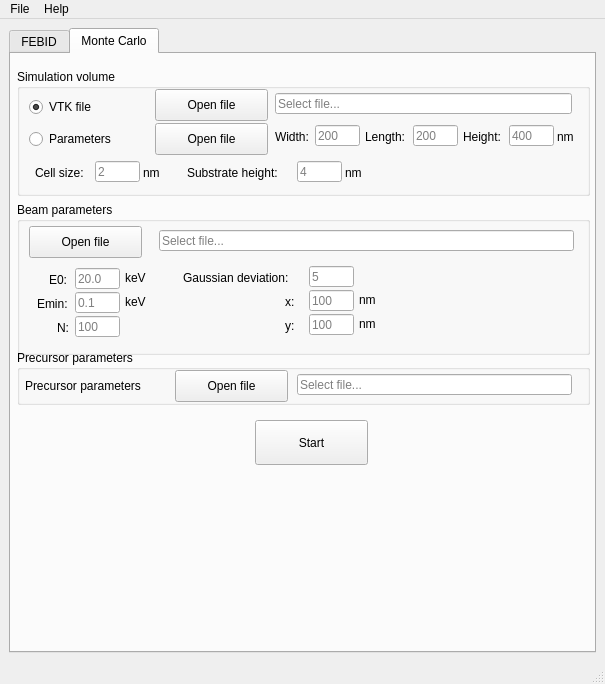
Above: febid/ui/main_window.ui from MrCheatak/FEBID_py before the change. Below: the same form after it.
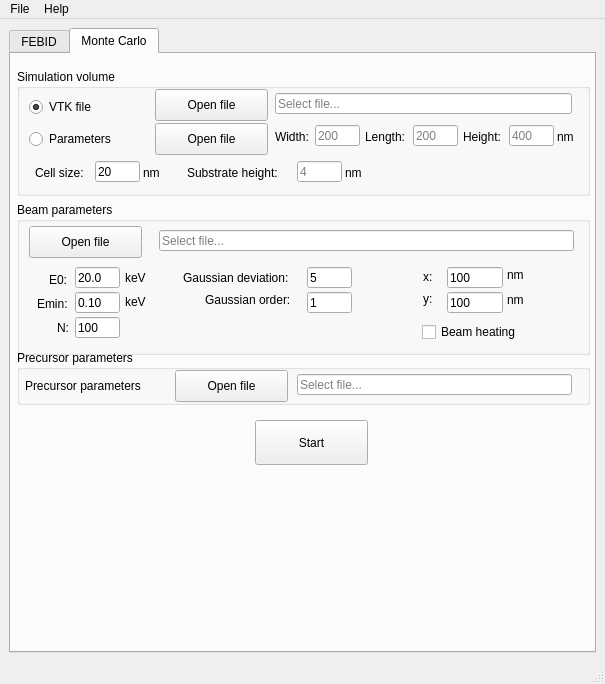
That is the form after the change. The open tabs and pages were chosen to show the change.

Commit message: Monte Carlo tab update:  - Set up 'Monte Carlo' tab: it allows performing a static electron beam scattering simulation.  It shows primary electron trajectories, secondary electron sources, surface secondary electron flux and volumetric heat sources distribution.  Beam position, embedded into vtk-files produced by the FEBID simulation, is read and allows to inspect electron beam – matter interaction at the deposition stage, depicted by the vtk-file.

```diff
--- a/febid/ui/main_window.ui
+++ b/febid/ui/main_window.ui
@@ -20,7 +20,7 @@
       <property name="currentIndex">
        <number>0</number>
       </property>
-      <widget class="QWidget" name="tab">
+      <widget class="QWidget" name="tab_febid">
        <attribute name="title">
         <string>FEBID</string>
        </attribute>
@@ -1037,14 +1037,14 @@
          </rect>
         </property>
         <property name="text">
-         <string>Load_last session</string>
+         <string>Load last session</string>
         </property>
         <property name="checked">
          <bool>false</bool>
         </property>
        </widget>
       </widget>
-      <widget class="QWidget" name="tab_2">
+      <widget class="QWidget" name="tab_mc">
        <attribute name="title">
         <string>Monte Carlo</string>
        </attribute>
@@ -1266,7 +1266,7 @@
           <string/>
          </property>
          <property name="text">
-          <string/>
+          <string>20</string>
          </property>
          <property name="maxLength">
           <number>4</number>
@@ -1359,10 +1359,10 @@
           <string/>
          </property>
          <property name="text">
-          <string/>
+          <string>0.10</string>
          </property>
          <property name="maxLength">
-          <number>3</number>
+          <number>4</number>
          </property>
          <property name="placeholderText">
           <string>0.1</string>
@@ -1385,7 +1385,7 @@
          <property name="geometry">
           <rect>
            <x>58</x>
-           <y>66</y>
+           <y>65</y>
            <width>45</width>
            <height>21</height>
           </rect>
@@ -1394,7 +1394,7 @@
           <string/>
          </property>
          <property name="text">
-          <string/>
+          <string>20.0</string>
          </property>
          <property name="maxLength">
           <number>4</number>
@@ -1416,7 +1416,7 @@
           <string>Emin:</string>
          </property>
         </widget>
-        <widget class="QLineEdit" name="beam_parameters_filename_display_mc">
+        <widget class="QLineEdit" name="settings_filename_display_mc">
          <property name="geometry">
           <rect>
            <x>142</x>
@@ -1449,7 +1449,7 @@
          <property name="geometry">
           <rect>
            <x>58</x>
-           <y>114</y>
+           <y>115</y>
            <width>45</width>
            <height>21</height>
           </rect>
@@ -1458,7 +1458,7 @@
           <string/>
          </property>
          <property name="text">
-          <string/>
+          <string>100</string>
          </property>
          <property name="maxLength">
           <number>4</number>
@@ -1483,8 +1483,8 @@
         <widget class="QLineEdit" name="gauss_dev">
          <property name="geometry">
           <rect>
-           <x>292</x>
-           <y>64</y>
+           <x>290</x>
+           <y>65</y>
            <width>45</width>
            <height>21</height>
           </rect>
@@ -1493,7 +1493,7 @@
           <string/>
          </property>
          <property name="text">
-          <string/>
+          <string>5</string>
          </property>
          <property name="maxLength">
           <number>4</number>
@@ -1518,9 +1518,9 @@
         <widget class="QLineEdit" name="x_pos">
          <property name="geometry">
           <rect>
-           <x>292</x>
-           <y>88</y>
-           <width>45</width>
+           <x>430</x>
+           <y>65</y>
+           <width>56</width>
            <height>21</height>
           </rect>
          </property>
@@ -1528,7 +1528,7 @@
           <string/>
          </property>
          <property name="text">
-          <string/>
+          <string>100</string>
          </property>
          <property name="maxLength">
           <number>4</number>
@@ -1540,8 +1540,8 @@
         <widget class="QLabel" name="label_23">
          <property name="geometry">
           <rect>
-           <x>268</x>
-           <y>92</y>
+           <x>406</x>
+           <y>67</y>
            <width>21</width>
            <height>16</height>
           </rect>
@@ -1553,9 +1553,9 @@
         <widget class="QLineEdit" name="y_pos">
          <property name="geometry">
           <rect>
-           <x>292</x>
-           <y>112</y>
-           <width>45</width>
+           <x>430</x>
+           <y>90</y>
+           <width>56</width>
            <height>21</height>
           </rect>
          </property>
@@ -1563,7 +1563,7 @@
           <string/>
          </property>
          <property name="text">
-          <string/>
+          <string>100</string>
          </property>
          <property name="maxLength">
           <number>4</number>
@@ -1575,8 +1575,8 @@
         <widget class="QLabel" name="label_25">
          <property name="geometry">
           <rect>
-           <x>268</x>
-           <y>116</y>
+           <x>406</x>
+           <y>89</y>
            <width>21</width>
            <height>16</height>
           </rect>
@@ -1614,8 +1614,8 @@
         <widget class="QLabel" name="label_28">
          <property name="geometry">
           <rect>
-           <x>342</x>
-           <y>90</y>
+           <x>490</x>
+           <y>65</y>
            <width>25</width>
            <height>16</height>
           </rect>
@@ -1627,8 +1627,8 @@
         <widget class="QLabel" name="label_29">
          <property name="geometry">
           <rect>
-           <x>342</x>
-           <y>114</y>
+           <x>490</x>
+           <y>90</y>
            <width>25</width>
            <height>16</height>
           </rect>
@@ -1637,6 +1637,57 @@
           <string>nm</string>
          </property>
         </widget>
+        <widget class="QLineEdit" name="gauss_order">
+         <property name="geometry">
+          <rect>
+           <x>290</x>
+           <y>90</y>
+           <width>45</width>
+           <height>21</height>
+          </rect>
+         </property>
+         <property name="inputMask">
+          <string/>
+         </property>
+         <property name="text">
+          <string>1</string>
+         </property>
+         <property name="maxLength">
+          <number>4</number>
+         </property>
+         <property name="placeholderText">
+          <string>5</string>
+         </property>
+        </widget>
+        <widget class="QLabel" name="label_30">
+         <property name="geometry">
+          <rect>
+           <x>188</x>
+           <y>90</y>
+           <width>101</width>
+           <height>16</height>
+          </rect>
+         </property>
+         <property name="text">
+          <string>Gaussian order:</string>
+         </property>
+        </widget>
+        <widget class="QCheckBox" name="checkbox_beam_heating">
+         <property name="geometry">
+          <rect>
+           <x>405</x>
+           <y>120</y>
+           <width>111</width>
+           <height>20</height>
+          </rect>
+         </property>
+         <property name="toolTip">
+          <string>Calculate 3D distribution of volumetric heat sources 1) from primary electrons, 2) from seondary electrons, 3) total </string>
+         </property>
+         <property name="text">
+          <string>Beam heating</string>
+         </property>
+        </widget>
        </widget>
        <widget class="QGroupBox" name="groupBox_6">
         <property name="geometry">
```
Left out of the diff: 196 changed lines with no effect on the pictures. The commit also changes 4 other files.
